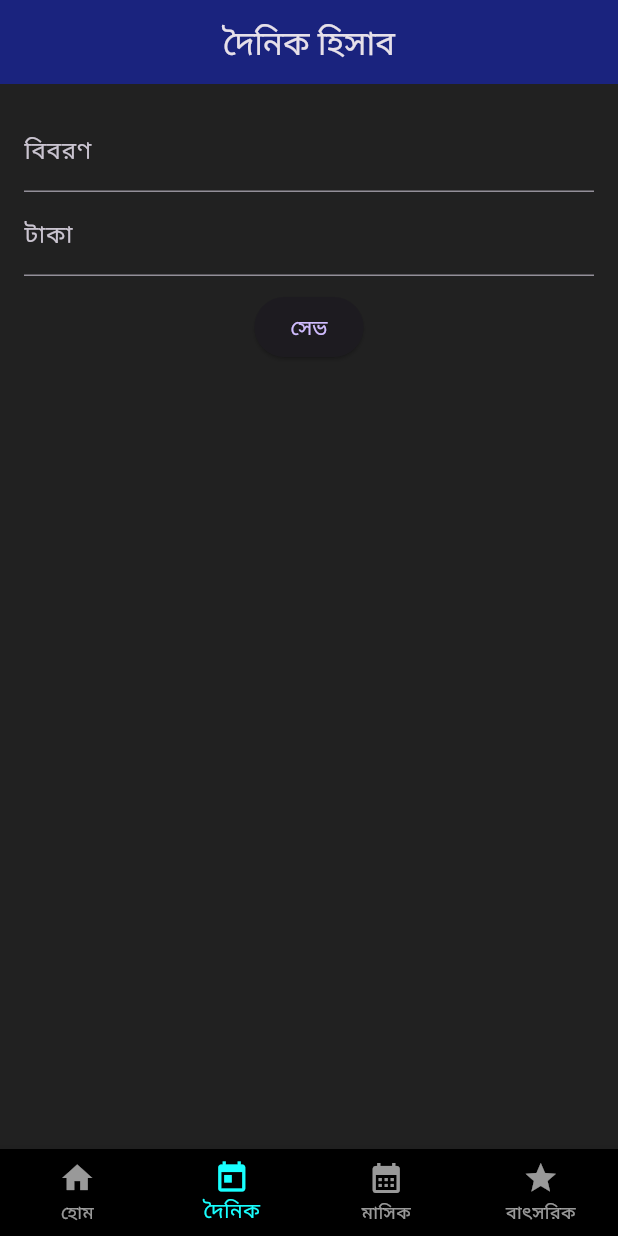
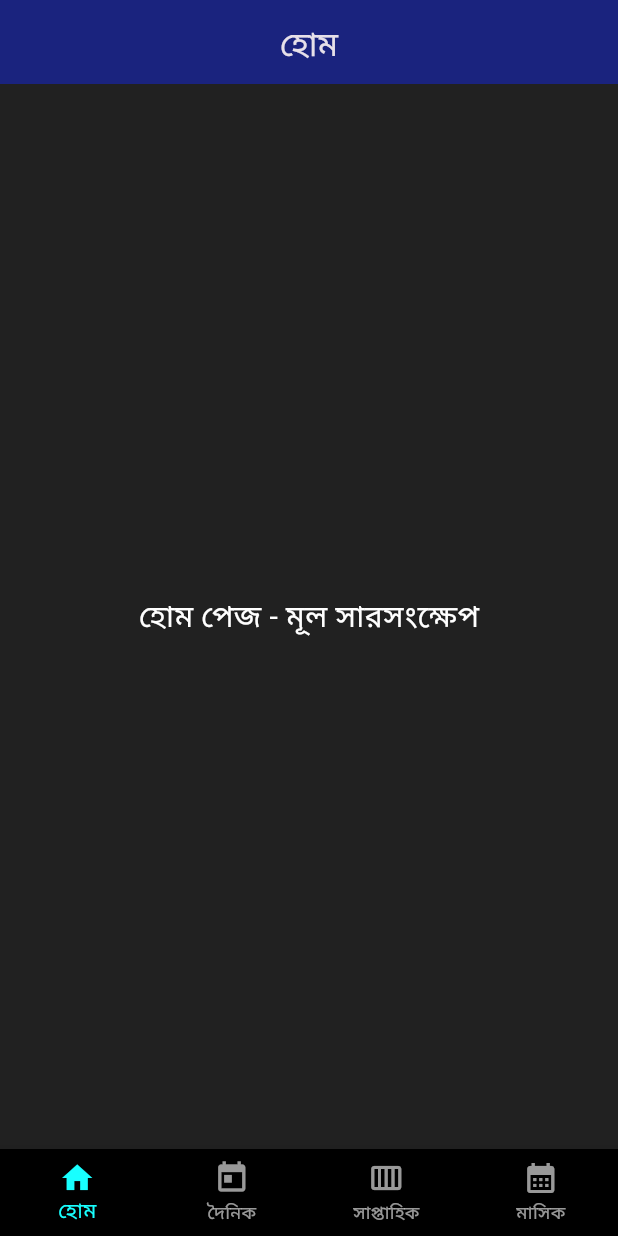
Before and after one commit to anisurrahaman768472-design/ledger-app, a Flutter app: the screen it shows after launch, on a phone screen of 412 x 824 dp. Run offline on Flutter 3.47's test engine with Material 3 defaults, Android fonts, the phone set to English and light mode, and no system bars.

Commit message:
Update main.dart

```diff
--- a/lib/main.dart
+++ b/lib/main.dart
@@ -15,35 +15,36 @@ class MyApp extends StatelessWidget {
         scaffoldBackgroundColor: Colors.grey[900],
         appBarTheme: AppBarTheme(backgroundColor: Colors.indigo.shade900),
       ),
-      home: const HomeScreen(),
+      home: const AmarKhataApp(),
     );
   }
 }
 
-class HomeScreen extends StatefulWidget {
-  const HomeScreen({super.key});
+class AmarKhataApp extends StatefulWidget {
+  const AmarKhataApp({super.key});
 
   @override
-  State<HomeScreen> createState() => _HomeScreenState();
+  State<AmarKhataApp> createState() => _AmarKhataAppState();
 }
 
-class _HomeScreenState extends State<HomeScreen> {
-  int _currentIndex = 1; // দৈনিক ট্যাব ডিফল্ট
+class _AmarKhataAppState extends State<AmarKhataApp> {
+  int _currentIndex = 0;
 
-  final TextEditingController _titleController = TextEditingController();
+  final List<String> _titles = ["হোম", "দৈনিক", "সাপ্তাহিক", "মাসিক"];
+
+  // দৈনিক হিসাবের জন্য ডেটা লিস্ট এবং কন্ট্রোলার
+  final TextEditingController _descController = TextEditingController();
   final TextEditingController _amountController = TextEditingController();
-  final List<Map<String, String>> _transactions = [];
+  final List<Map<String, String>> _dailyTransactions = [];
 
-  final List<String> _titles = ["হোম", "দৈনিক হিসাব", "মাসিক হিসাব", "বাৎসরিক হিসাব"];
-
-  void _addTransaction() {
-    if (_titleController.text.isNotEmpty && _amountController.text.isNotEmpty) {
+  void _addDailyTransaction() {
+    if (_descController.text.isNotEmpty && _amountController.text.isNotEmpty) {
       setState(() {
-        _transactions.add({
-          "title": _titleController.text,
+        _dailyTransactions.add({
+          "desc": _descController.text,
           "amount": _amountController.text,
         });
-        _titleController.clear();
+        _descController.clear();
         _amountController.clear();
       });
     }
@@ -53,16 +54,16 @@ class _HomeScreenState extends State<HomeScreen> {
   Widget build(BuildContext context) {
     return Scaffold(
       appBar: AppBar(
-        title: Text(_titles[_currentIndex]), // ট্যাব অনুযায়ী টাইটেল পরিবর্তন হবে
+        title: Text(_titles[_currentIndex]),
         centerTitle: true,
       ),
       body: IndexedStack(
         index: _currentIndex,
         children: [
-          const Center(child: Text("হোম পেজ")),
-          _buildDailyPage(),
-          const Center(child: Text("মাসিক হিসাব")),
-          const Center(child: Text("বাৎসরিক হিসাব")),
+          _buildHome(),
+          _buildDailyPage(), // খাতার দৈনিক পাতার আসল কাজ এখানে
+          _buildPlaceholderPage("সাপ্তাহিক হিসাবের খাতা"),
+          _buildPlaceholderPage("মাসিক হিসাবের খাতা"),
         ],
       ),
       bottomNavigationBar: BottomNavigationBar(
@@ -71,34 +72,88 @@ class _HomeScreenState extends State<HomeScreen> {
         selectedItemColor: Colors.cyanAccent,
         unselectedItemColor: Colors.white60,
         backgroundColor: Colors.black,
-        onTap: (index) => setState(() => _currentIndex = index),
+        onTap: (index) {
+          setState(() {
+            _currentIndex = index;
+          });
+        },
         items: const [
           BottomNavigationBarItem(icon: Icon(Icons.home), label: "হোম"),
           BottomNavigationBarItem(icon: Icon(Icons.today), label: "দৈনিক"),
+          BottomNavigationBarItem(icon: Icon(Icons.calendar_view_week), label: "সাপ্তাহিক"),
           BottomNavigationBarItem(icon: Icon(Icons.calendar_month), label: "মাসিক"),
-          BottomNavigationBarItem(icon: Icon(Icons.star), label: "বাৎসরিক"),
         ],
       ),
     );
   }
 
+  Widget _buildHome() {
+    return const Center(
+      child: Text("হোম পেজ - মূল সারসংক্ষেপ", style: TextStyle(fontSize: 20, color: Colors.white)),
+    );
+  }
+
+  // দৈনিক হিসাবের পাতা (এখানে ইনপুট ও লিস্ট থাকবে)
   Widget _buildDailyPage() {
     return Padding(
       padding: const EdgeInsets.all(16.0),
       child: Column(
         children: [
-          TextField(controller: _titleController, decoration: const InputDecoration(labelText: "বিবরণ")),
-          TextField(controller: _amountController, decoration: const InputDecoration(labelText: "টাকা"), keyboardType: TextInputType.number),
+          TextField(
+            controller: _descController,
+            decoration: const InputDecoration(
+              labelText: "বিবরণ (যেমন: বাজার খরচ)",
+              labelStyle: TextStyle(color: Colors.white70),
+              enabledBorder: UnderlineInputBorder(borderSide: BorderSide(color: Colors.white54)),
+            ),
+            style: const TextStyle(color: Colors.white),
+          ),
           const SizedBox(height: 10),
-          ElevatedButton(onPressed: _addTransaction, child: const Text("সেভ")),
+          TextField(
+            controller: _amountController,
+            keyboardType: TextInputType.number,
+            decoration: const InputDecoration(
+              labelText: "টাকার পরিমাণ",
+              labelStyle: TextStyle(color: Colors.white70),
+              enabledBorder: UnderlineInputBorder(borderSide: BorderSide(color: Colors.white54)),
+            ),
+            style: const TextStyle(color: Colors.white),
+          ),
+          const SizedBox(height: 20),
+          ElevatedButton(
+            style: ElevatedButton.styleFrom(backgroundColor: Colors.indigo.shade700),
+            onPressed: _addDailyTransaction,
+            child: const Text("হিসাব সেভ করুন", style: TextStyle(color: Colors.white)),
+          ),
+          const SizedBox(height: 20),
+          const Align(
+            alignment: Alignment.centerLeft,
+            child: Text("আজকের তালিকা:", style: TextStyle(fontSize: 16, color: Colors.cyanAccent, fontWeight: FontWeight.bold)),
+          ),
+          const SizedBox(height: 10),
           Expanded(
             child: ListView.builder(
-              itemCount: _transactions.length,
-              itemBuilder: (ctx, i) => Card(child: ListTile(title: Text(_transactions[i]['title']!), trailing: Text("${_transactions[i]['amount']} টাকা"))),
+              itemCount: _dailyTransactions.length,
+              itemBuilder: (context, index) {
+                final item = _dailyTransactions[index];
+                return Card(
+                  color: Colors.grey[850],
+                  child: ListTile(
+                    title: Text(item["desc"]!, style: const TextStyle(color: Colors.white)),
+                    trailing: Text("${item["amount"]} টাকা", style: const TextStyle(color: Colors.cyanAccent, fontWeight: FontWeight.bold)),
+                  ),
+                );
+              },
             ),
-          )
+          ),
         ],
       ),
     );
   }
+
+  Widget _buildPlaceholderPage(String title) {
+    return Center(
+      child: Text(title, style: const TextStyle(fontSize: 20, color: Colors.white)),
+    );
+  }
 }
```
